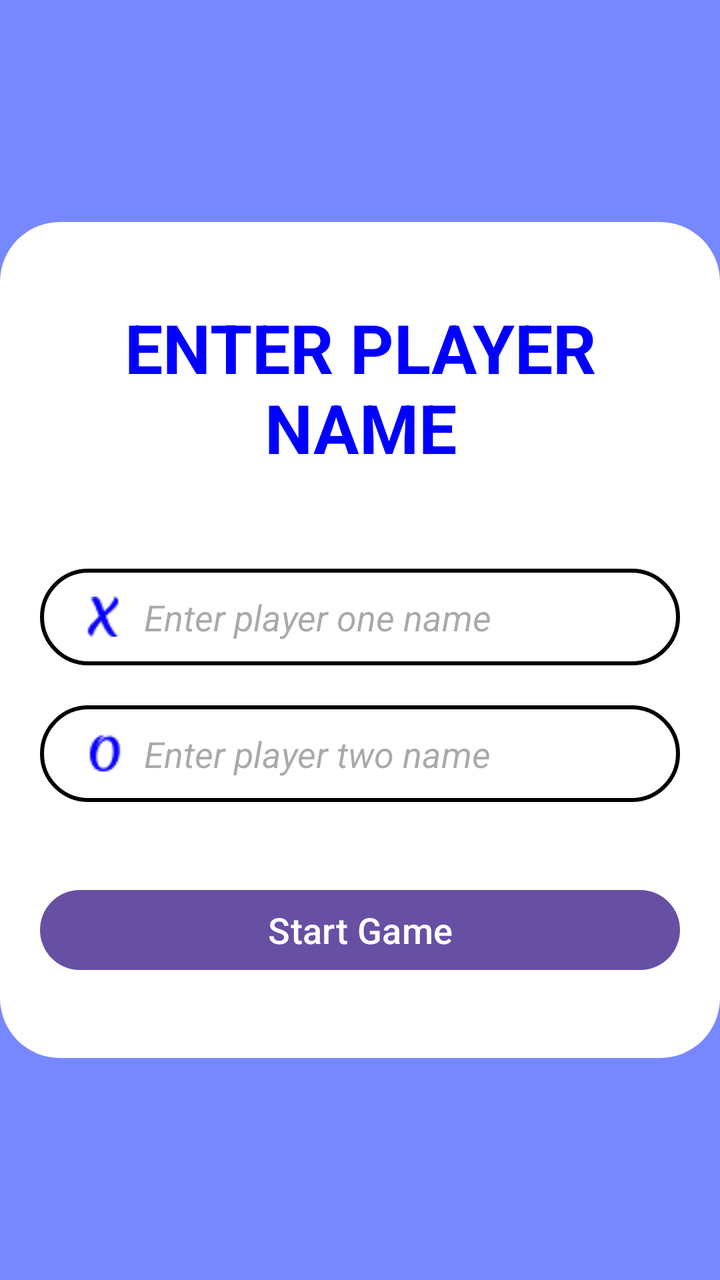
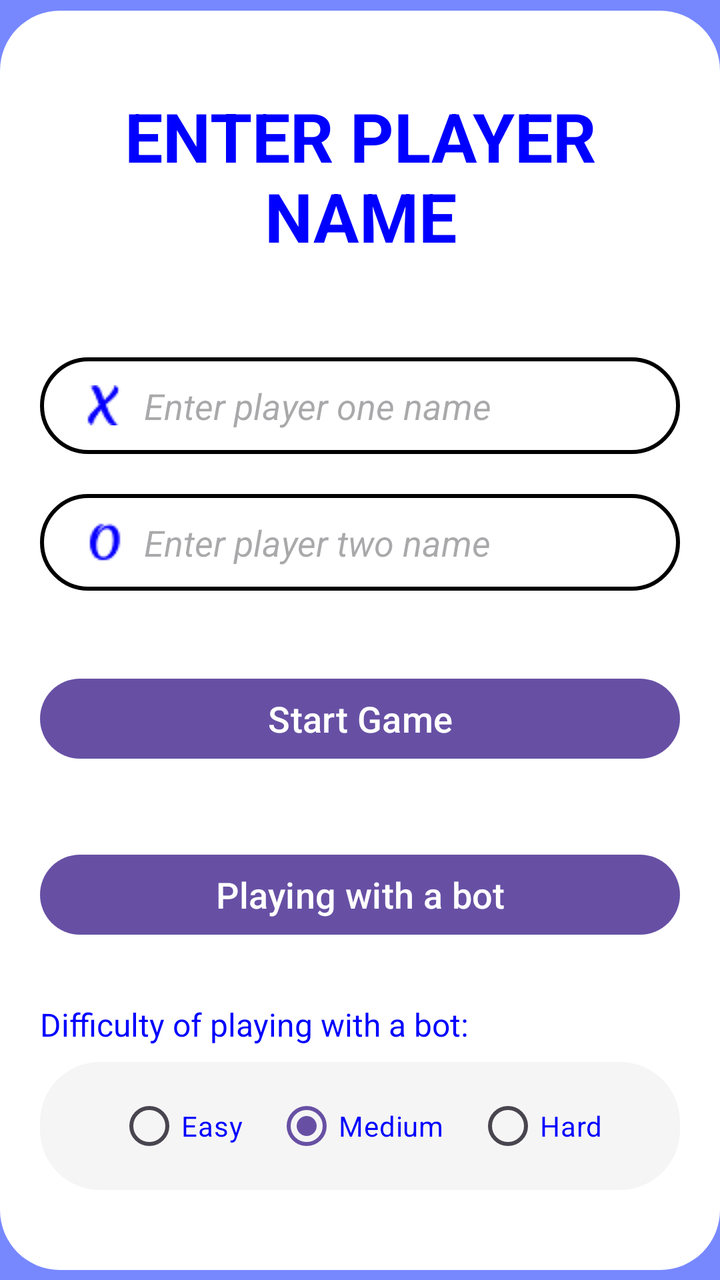

Before-and-after screenshots of an Android layout around one commit, followed by the original layout XML and the change that was made.
<!-- AndroidManifest.xml: application theme Theme.Tictactoe -->
<!-- res/layout/activity_main.xml -->
<?xml version="1.0" encoding="utf-8"?>
<androidx.constraintlayout.widget.ConstraintLayout xmlns:android="http://schemas.android.com/apk/res/android"
    xmlns:app="http://schemas.android.com/apk/res-auto"
    xmlns:tools="http://schemas.android.com/tools"
    android:id="@+id/main"
    android:layout_width="match_parent"
    android:layout_height="match_parent"

    android:background="@color/lavender"
    tools:context=".MainActivity">

    <LinearLayout
        android:layout_width="wrap_content"
        android:layout_height="wrap_content"
        android:orientation="vertical"
        android:paddingHorizontal="20dp"
        android:paddingVertical="40dp"
        android:layout_marginHorizontal="20dp"
        android:background="@drawable/white_box"
        app:layout_constraintBottom_toBottomOf="parent"
        app:layout_constraintEnd_toEndOf="parent"
        app:layout_constraintStart_toStartOf="parent"
        app:layout_constraintTop_toTopOf="parent">

        <TextView
            android:id="@+id/textView"
            android:layout_width="match_parent"
            android:layout_height="wrap_content"
            android:textSize="34sp"
            android:textStyle="bold"
            android:textColor="@color/blue"
            android:textAllCaps="true"
            android:textAlignment="center"
            android:text="@string/enter_player_name" />

        <EditText
            android:id="@+id/playerOne"
            android:layout_width="match_parent"
            android:layout_height="wrap_content"
            android:ems="10"
            android:inputType="text"
            android:textStyle="italic"
            android:background="@drawable/black_border"
            android:padding="12dp"
            android:textColor="@color/blue"
            android:layout_marginTop="48dp"
            android:drawableStart="@drawable/ic_xicon"
            android:hint="@string/enter_player_one_name" />

        <EditText
            android:id="@+id/playerTwo"
            android:layout_width="match_parent"
            android:layout_height="wrap_content"
            android:ems="10"
            android:inputType="text"
            android:textStyle="italic"
            android:background="@drawable/black_border"
            android:padding="12dp"
            android:layout_marginTop="20dp"
            android:textColor="@color/blue"
            android:drawableStart="@drawable/ic_oicon"
            android:hint="@string/enter_player_two_name" />

        <Button
            android:id="@+id/startGameButton"
            android:layout_width="match_parent"
            android:layout_height="wrap_content"
            android:layout_marginTop="40dp"
            app:cornerRadius="20dp"
            android:textSize="18sp"
            android:text="@string/start_game" />
    </LinearLayout>

</androidx.constraintlayout.widget.ConstraintLayout>
<!-- resources referenced by this layout -->
<resources>
  <color name="blue">#0000FF</color>
  <color name="lavender">#7788FF</color>
  <!-- drawable black_border (drawable) -->
  <?xml version="1.0" encoding="utf-8"?>
  <shape xmlns:android="http://schemas.android.com/apk/res/android">
      <stroke android:width="2dp" android:color="@color/black" />
      <corners android:radius="30dp" />
      <solid android:color="@color/white" />
  </shape>
  <!-- drawable ic_oicon: png bitmap (drawable, 462 bytes) -->
  <!-- drawable ic_xicon: png bitmap (drawable, 392 bytes) -->
  <!-- drawable white_box (drawable) -->
  <?xml version="1.0" encoding="utf-8"?>
  <shape xmlns:android="http://schemas.android.com/apk/res/android">
      <solid android:color="@color/white" />
      <corners android:radius="30dp" />
  </shape>
  <string name="enter_player_name">Enter Player Name</string>
  <string name="enter_player_one_name">Enter player one name</string>
  <string name="enter_player_two_name">Enter player two name</string>
  <string name="start_game">Start Game</string>
  <style name="Theme.Tictactoe" parent="Base.Theme.Tictactoe" />
  <color name="black">#FF000000</color>
  <color name="white">#FFFFFFFF</color>
  <style name="Base.Theme.Tictactoe" parent="Theme.Material3.DayNight.NoActionBar">
          
          
      </style>
</resources>

<!-- the commit's change to res/layout/activity_main.xml (unified diff, before → after) -->
@@ -69,6 +69,67 @@
             app:cornerRadius="20dp"
             android:textSize="18sp"
             android:text="@string/start_game" />
+        <Button
+            android:id="@+id/startGameUsBotButton"
+            android:layout_width="match_parent"
+            android:layout_height="wrap_content"
+            android:layout_marginTop="40dp"
+            app:cornerRadius="20dp"
+            android:textSize="18sp"
+            android:text="@string/start_game_with_bot" />
+
+        <TextView
+            android:layout_width="match_parent"
+            android:layout_height="wrap_content"
+            android:layout_marginTop="30dp"
+            android:text="@string/difficulty_of_playing_with_bot"
+            android:textSize="16sp"
+            android:textColor="@color/blue"
+            android:layout_marginBottom="8dp"/>
+
+        <RadioGroup
+            android:id="@+id/radioGroupDifficulty"
+            android:layout_width="match_parent"
+            android:layout_height="wrap_content"
+            android:orientation="horizontal"
+            android:gravity="center_horizontal"
+            android:padding="8dp"
+            android:background="@drawable/white_box"
+            android:backgroundTint="@color/light_gray">
+
+            <RadioButton
+                android:id="@+id/radioEasy"
+                android:layout_width="wrap_content"
+                android:layout_height="wrap_content"
+                android:text="Easy"
+                android:textSize="14sp"
+                android:layout_marginEnd="16dp"
+                android:buttonTint="@color/blue"
+                android:textColor="@color/blue"/>
+
+            <RadioButton
+                android:id="@+id/radioMedium"
+                android:layout_width="wrap_content"
+                android:layout_height="wrap_content"
+                android:text="Medium"
+                android:textSize="14sp"
+                android:layout_marginEnd="16dp"
+                android:buttonTint="@color/blue"
+                android:textColor="@color/blue"
+                android:checked="true"/>
+
+            <RadioButton
+                android:id="@+id/radioHard"
+                android:layout_width="wrap_content"
+                android:layout_height="wrap_content"
+                android:text="Hard"
+                android:textSize="14sp"
+                android:buttonTint="@color/blue"
+            android:textColor="@color/blue"/>
+
+        </RadioGroup>
+
     </LinearLayout>
 
+
 </androidx.constraintlayout.widget.ConstraintLayout>
<!-- resource entries referenced after the edit -->
@@ -2,6 +2,7 @@
 <resources>
   <color name="blue">#0000FF</color>
   <color name="lavender">#7788FF</color>
+  <color name="light_gray">#F5F5F5</color>
   <!-- drawable black_border (drawable) -->
   <?xml version="1.0" encoding="utf-8"?>
   <shape xmlns:android="http://schemas.android.com/apk/res/android">
@@ -17,10 +18,12 @@
       <solid android:color="@color/white" />
       <corners android:radius="30dp" />
   </shape>
+  <string name="difficulty_of_playing_with_bot">Difficulty of playing with a bot:</string>
   <string name="enter_player_name">Enter Player Name</string>
   <string name="enter_player_one_name">Enter player one name</string>
   <string name="enter_player_two_name">Enter player two name</string>
   <string name="start_game">Start Game</string>
+  <string name="start_game_with_bot">Playing with a bot</string>
   <style name="Theme.Tictactoe" parent="Base.Theme.Tictactoe" />
   <color name="black">#FF000000</color>
   <color name="white">#FFFFFFFF</color>
